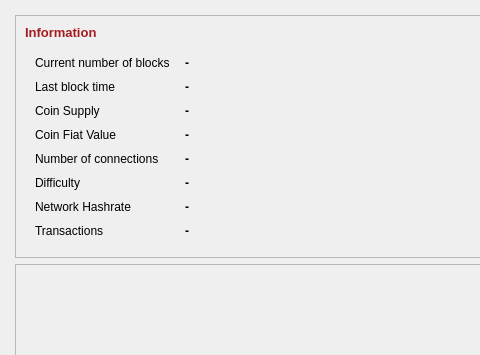
Before: the Qt Designer form src/qt/forms/infopage.ui in go140point6/casinocoin, drawn with Qt 5; both pictures show x 0 to 480 and y 0 to 355 of the 800 by 480 pixel window.
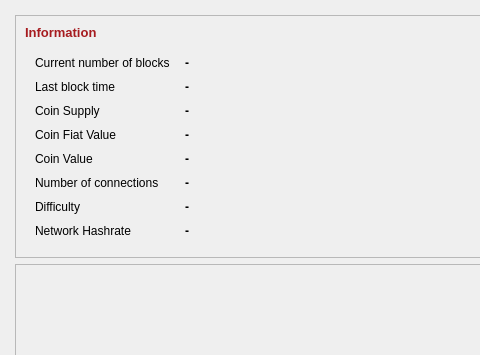
After: the same form once the commit is applied.

Diff of the .ui file:
```diff
--- a/src/qt/forms/infopage.ui
+++ b/src/qt/forms/infopage.ui
@@ -411,6 +411,26 @@
          </widget>
         </item>
         <item row="4" column="0">
+         <widget class="QLabel" name="lblCoinValue">
+          <property name="text">
+           <string>Coin Value</string>
+          </property>
+         </widget>
+        </item>
+        <item row="4" column="1">
+         <widget class="QLabel" name="txtCoinValue">
+          <property name="font">
+           <font>
+            <weight>75</weight>
+            <bold>true</bold>
+           </font>
+          </property>
+          <property name="text">
+           <string>-</string>
+          </property>
+         </widget>
+        </item>
+        <item row="5" column="0">
          <widget class="QLabel" name="lblConnections">
           <property name="styleSheet">
            <string notr="true"/>
@@ -423,7 +443,7 @@
           </property>
          </widget>
         </item>
-        <item row="4" column="1">
+        <item row="5" column="1">
          <widget class="QLabel" name="txtConnections">
           <property name="font">
            <font>
@@ -442,7 +462,7 @@
           </property>
          </widget>
         </item>
-        <item row="5" column="0">
+        <item row="6" column="0">
          <widget class="QLabel" name="lblDifficulty">
           <property name="styleSheet">
            <string notr="true"/>
@@ -455,7 +475,7 @@
           </property>
          </widget>
         </item>
-        <item row="5" column="1">
+        <item row="6" column="1">
          <widget class="QLabel" name="txtDifficulty">
           <property name="font">
            <font>
@@ -474,7 +494,7 @@
           </property>
          </widget>
         </item>
-        <item row="6" column="0">
+        <item row="7" column="0">
          <widget class="QLabel" name="lblHashRate">
           <property name="styleSheet">
            <string notr="true"/>
@@ -487,40 +507,8 @@
           </property>
          </widget>
         </item>
-        <item row="6" column="1">
-         <widget class="QLabel" name="txtHashRate">
-          <property name="font">
-           <font>
-            <weight>75</weight>
-            <bold>true</bold>
-           </font>
-          </property>
-          <property name="styleSheet">
-           <string notr="true"/>
-          </property>
-          <property name="text">
-           <string notr="true">-</string>
-          </property>
-          <property name="wordWrap">
-           <bool>true</bool>
-          </property>
-         </widget>
-        </item>
-        <item row="7" column="0">
-         <widget class="QLabel" name="lblTransactionCount">
-          <property name="styleSheet">
-           <string notr="true"/>
-          </property>
-          <property name="text">
-           <string>Transactions</string>
-          </property>
-          <property name="wordWrap">
-           <bool>true</bool>
-          </property>
-         </widget>
-        </item>
         <item row="7" column="1">
-         <widget class="QLabel" name="txtTransactionCount">
+         <widget class="QLabel" name="txtHashRate">
           <property name="font">
            <font>
             <weight>75</weight>
```
Left out of the diff: 288 changed lines with no effect on the pictures.
